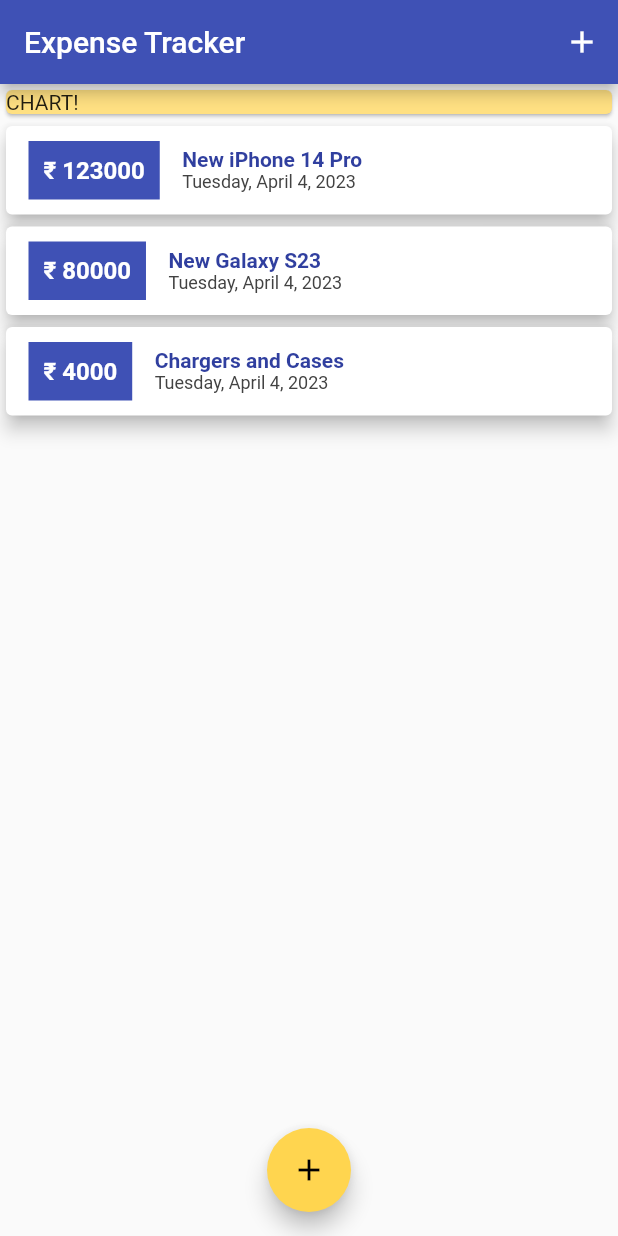
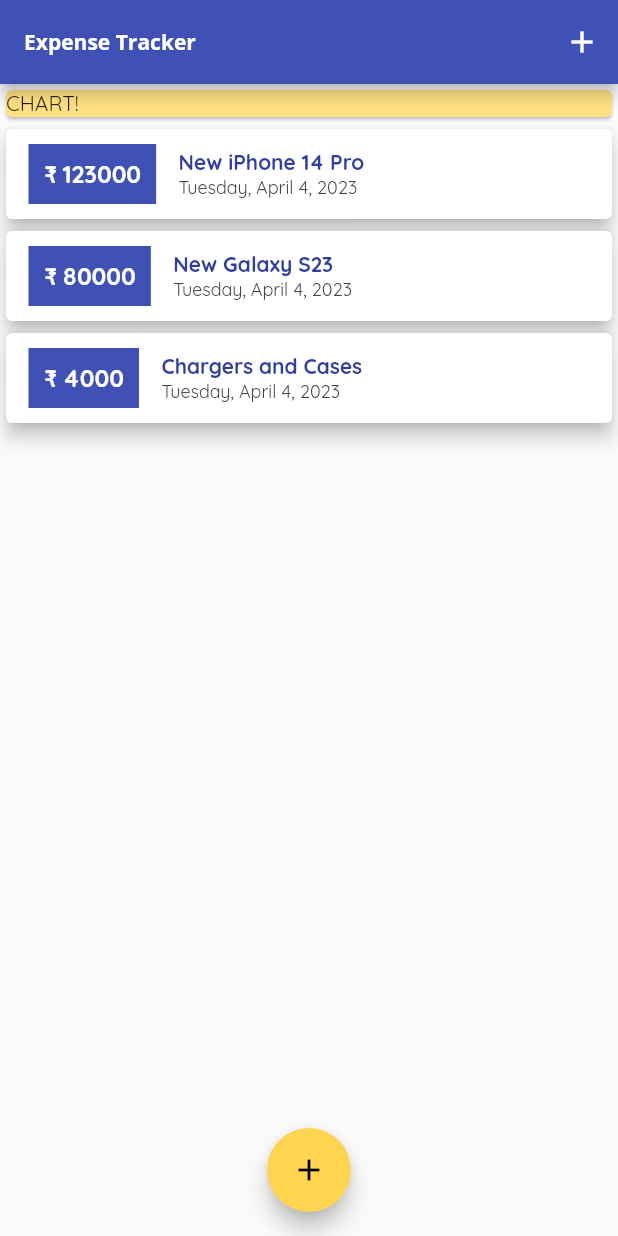
Before and after one commit to BrushankPatra/genesis, a Flutter app: the screen it shows after launch, on a phone screen of 412 x 824 dp. Run offline on Flutter 3.47's test engine with Material 2 defaults, Android fonts, the phone set to English and light mode, and no system bars.

Commit message:
new text files added

```diff
--- a/lib/main.dart
+++ b/lib/main.dart
@@ -15,6 +15,14 @@ class MyApp extends StatelessWidget {
       theme: ThemeData(
         primarySwatch: Colors.indigo,
         accentColor: Colors.amber[300],
+        fontFamily: "QuickSand",
+        appBarTheme: AppBarTheme(
+            textTheme: ThemeData.light().textTheme.copyWith(
+                  titleLarge: TextStyle(
+                    fontFamily: "OpenSans",
+                    fontWeight: FontWeight.bold,
+                  ),
+                )),
       ),
       title: "Expense Tracker",
       home: MyHomePage(),
```
Also changed, not shown: pubspec.yaml (+11 -11 lines), assets/fonts/OpenSans-Bold.ttf (added), assets/fonts/OpenSans-Regular.ttf (added), assets/fonts/Quicksand-Bold.ttf (added), assets/fonts/Quicksand-Light.ttf (added), assets/fonts/Quicksand-Medium.ttf (added), assets/fonts/Quicksand-Regular.ttf (added).
